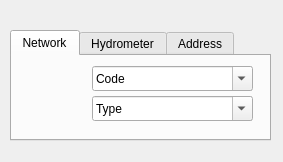
Old version of the form search/ui/search_plus_dialog.ui in the repository Giswater/giswater_qgis_plugin.
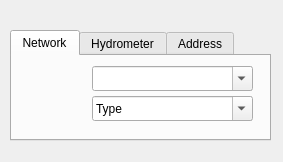
New version of the form.

Diff of the .ui file:
```diff
--- a/search/ui/search_plus_dialog.ui
+++ b/search/ui/search_plus_dialog.ui
@@ -13,6 +13,9 @@
   <property name="windowTitle">
    <string>Search plus</string>
   </property>
+  <property name="autoFillBackground">
+   <bool>true</bool>
+  </property>
   <widget class="QTabWidget" name="tab_main">
    <property name="geometry">
     <rect>
@@ -41,11 +44,6 @@
      <property name="editable">
       <bool>true</bool>
      </property>
-     <item>
-      <property name="text">
-       <string>Code</string>
-      </property>
-     </item>
     </widget>
     <widget class="QComboBox" name="network_geom_type">
      <property name="geometry">
```
